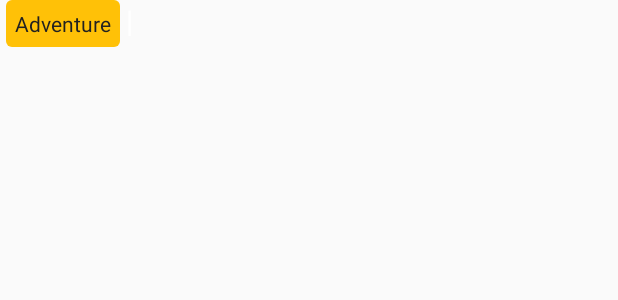
After one commit to rkar111/PADC-3-F-AKH-Movie-List, an Android app: the layout item_movies_genres.xml on its own in the app's theme, with its tools: preview values and no code run, on a phone screen of 412 x 824 dp. The commit adds this screen. Shown: the top 300 px of the screen. Run offline under Robolectric (Android 15) with nearby library versions, the phone set to English and light mode, and no system bars.

Commit message:
MovieGenreRecyclerView added

```diff
--- a/MovieShelf/app/src/main/java/xyz/arkarhein/movieshelf/activities/MainActivity.java
+++ b/MovieShelf/app/src/main/java/xyz/arkarhein/movieshelf/activities/MainActivity.java
@@ -83,8 +83,7 @@ public class MainActivity extends AppCompatActivity implements MoviesActionDeleg
     }
 
     @Override
-    public void onTapMovieReviewsBtn() {
-        Intent intent = new Intent(getApplicationContext(), itemsMoviesReviewsDetailsActivity.class);
-        startActivity(intent);
+    public void onTapMovieOverviewsBtn() {
+
     }
 }
--- a/MovieShelf/app/src/main/java/xyz/arkarhein/movieshelf/delegates/MoviesActionDelegate.java
+++ b/MovieShelf/app/src/main/java/xyz/arkarhein/movieshelf/delegates/MoviesActionDelegate.java
@@ -7,6 +7,6 @@ package xyz.arkarhein.movieshelf.delegates;
 public interface MoviesActionDelegate {
 
     void onTapMovies();
-    void onTapMovieReviewsBtn();
+    void onTapMovieOverviewsBtn();
 
 }
--- a/MovieShelf/app/src/main/java/xyz/arkarhein/movieshelf/viewholders/MoviesViewHolder.java
+++ b/MovieShelf/app/src/main/java/xyz/arkarhein/movieshelf/viewholders/MoviesViewHolder.java
@@ -22,8 +22,8 @@ public class MoviesViewHolder extends RecyclerView.ViewHolder {
         nMoviesActionDelegate = moviesActionDelegate;
     }
 
-    @OnClick(R.id.btn_movie_review)
+    @OnClick(R.id.cv_movies_items)
     public void onTapMoviesItem(View v) {
-        nMoviesActionDelegate.onTapMovieReviewsBtn();
+        nMoviesActionDelegate.onTapMovies();
     }
 }
--- /dev/null
+++ b/MovieShelf/app/src/main/res/layout/item_movies_genres.xml
@@ -0,0 +1,24 @@
+<?xml version="1.0" encoding="utf-8"?>
+<LinearLayout xmlns:android="http://schemas.android.com/apk/res/android"
+    android:layout_width="wrap_content"
+    android:layout_height="wrap_content"
+    android:orientation="horizontal">
+
+    <TextView
+        android:layout_width="wrap_content"
+        android:layout_height="wrap_content"
+        android:layout_marginLeft="4dp"
+        android:background="@drawable/rounded"
+        android:padding="6dp"
+        android:text="Adventure"
+        android:textColor="@color/primary_text" />
+
+    <TextView
+        android:layout_width="wrap_content"
+        android:layout_height="wrap_content"
+        android:layout_marginLeft="4dp"
+        android:text="|"
+        android:textColor="@color/full_white"
+        android:textSize="20sp" />
+
+</LinearLayout>
--- a/MovieShelf/app/src/main/res/layout/items_movies.xml
+++ b/MovieShelf/app/src/main/res/layout/items_movies.xml
@@ -62,7 +62,7 @@
             android:rating="5" />
 
         <Button
-            android:id="@+id/btn_movie_review"
+            android:id="@+id/btn_movie_overview"
             android:layout_width="wrap_content"
             android:layout_height="wrap_content"
             android:layout_alignBottom="@id/iv_poster"
@@ -73,7 +73,7 @@
             android:layout_toEndOf="@id/iv_poster"
             android:background="@drawable/roundedbutton"
             android:foreground="@drawable/ripple_white"
-            android:text="Movie Review"
+            android:text="Movie Overview"
             android:textAllCaps="false"
             android:textColor="@color/full_white" />
 
```
Also changed, not shown: MovieShelf/app/src/main/java/xyz/arkarhein/movieshelf/activities/itemsMoviesReviewsDetailsActivity.java (+10 -0 lines), MovieShelf/app/src/main/java/xyz/arkarhein/movieshelf/adapters/MoviesGenresAdapter.java (added, +35 -0 lines), MovieShelf/app/src/main/java/xyz/arkarhein/movieshelf/viewholders/MoviesGenreViewHolder.java (added, +14 -0 lines), MovieShelf/app/src/main/res/layout/items_movies_details.xml (+12 -5 lines).
